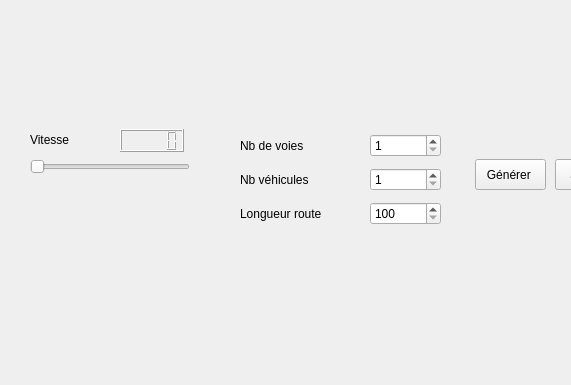
This is ihm.ui in Clem103/Projet_info_embouteillage as Qt 5 draws it before an edit; both pictures show x 0 to 571 and y 201 to 586 of the 802 by 586 pixel window. The edited form follows.
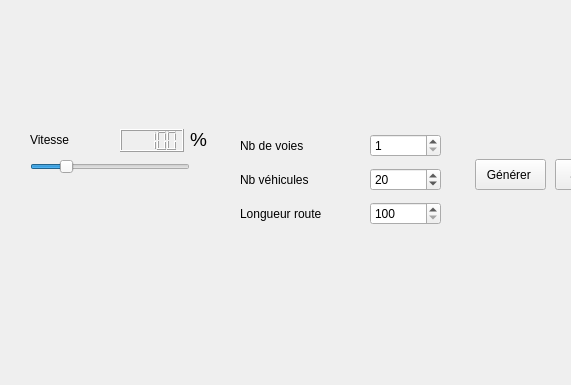
This is the edited form.

What changed in the file:
```diff
--- a/ihm.ui
+++ b/ihm.ui
@@ -72,7 +72,13 @@
       <height>16</height>
      </rect>
     </property>
+    <property name="minimum">
+     <number>1</number>
+    </property>
     <property name="maximum">
+     <number>500</number>
+    </property>
+    <property name="value">
      <number>100</number>
     </property>
     <property name="orientation">
@@ -114,6 +120,9 @@
       <height>23</height>
      </rect>
     </property>
+    <property name="intValue" stdset="0">
+     <number>100</number>
+    </property>
    </widget>
    <widget class="QWidget" name="layoutWidget">
     <property name="geometry">
@@ -169,6 +178,9 @@
        <property name="maximum">
         <number>100000</number>
        </property>
+       <property name="value">
+        <number>20</number>
+       </property>
       </widget>
      </item>
      <item row="2" column="0">
@@ -196,6 +208,31 @@
      </item>
     </layout>
    </widget>
+   <widget class="QLabel" name="label">
+    <property name="geometry">
+     <rect>
+      <x>190</x>
+      <y>330</y>
+      <width>47</width>
+      <height>21</height>
+     </rect>
+    </property>
+    <property name="sizePolicy">
+     <sizepolicy hsizetype="Preferred" vsizetype="Preferred">
+      <horstretch>0</horstretch>
+      <verstretch>0</verstretch>
+     </sizepolicy>
+    </property>
+    <property name="font">
+     <font>
+      <family>Segoe UI</family>
+      <pointsize>14</pointsize>
+     </font>
+    </property>
+    <property name="text">
+     <string>%</string>
+    </property>
+   </widget>
   </widget>
   <widget class="QMenuBar" name="menubar">
    <property name="geometry">
```
Left out of the diff: 2 changed lines with no effect on the pictures.
